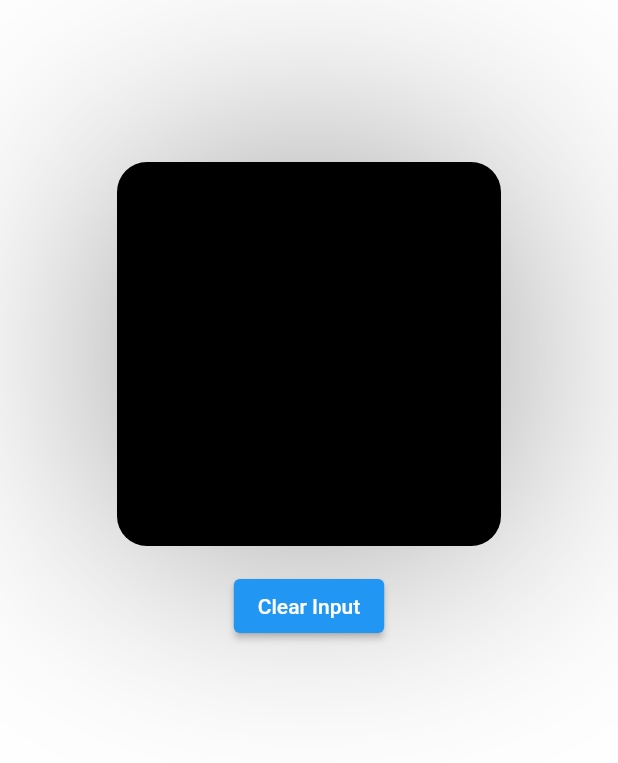
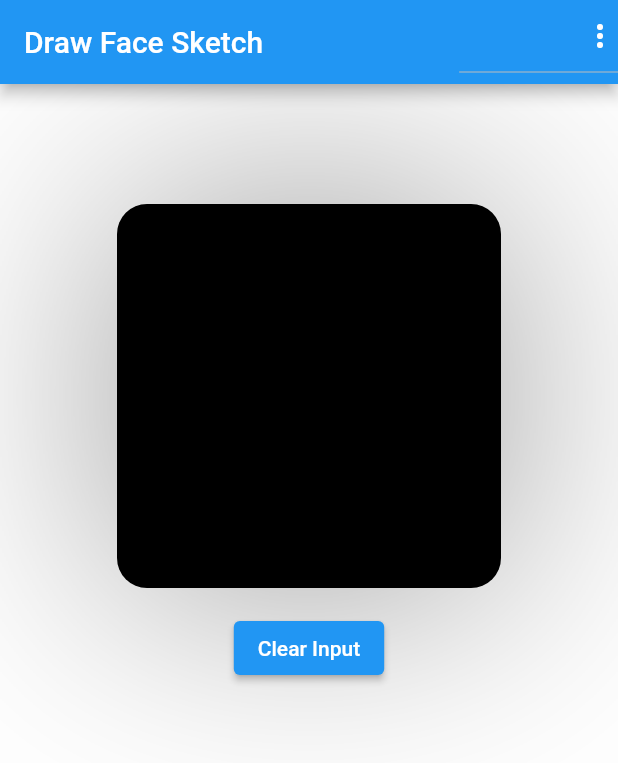
Before and after one commit to offfahad/human-face-sketch-to-real, a Flutter app: the Home screen opened directly, on a phone screen of 412 x 824 dp. Shown: the top 763 px of the screen. Run offline on Flutter 3.47's test engine with Material 2 defaults, Android fonts, the light colour scheme and no system bars; our stand-ins replace cloud_firestore, firebase_auth, splashscreen; accounts and stored records are empty.

Commit message:
logout-done

```diff
--- a/Frontend/fyp_face_generator/lib/main.dart
+++ b/Frontend/fyp_face_generator/lib/main.dart
@@ -1,6 +1,6 @@
 import 'package:flutter/material.dart';
 import 'screens/splashscreen.dart';
-
+import '';
 
 void main() {
   runApp(MyApp());
--- a/Frontend/fyp_face_generator/lib/screens/home.dart
+++ b/Frontend/fyp_face_generator/lib/screens/home.dart
@@ -4,6 +4,7 @@ import 'package:flutter/material.dart';
 import 'package:fyp_face_generator/models/drawingarea.dart';
 import 'package:http/http.dart' as http;
 import 'dart:ui' as ui;
+import 'package:firebase_auth/firebase_auth.dart';
 
 class Home extends StatefulWidget {
   @override
@@ -78,6 +79,36 @@ class _HomeState extends State<Home> {
   @override
   Widget build(BuildContext context) {
     return Scaffold(
+        appBar: AppBar(
+          title: Text('Draw Face Sketch'),
+          actions: [
+            DropdownButton(
+              icon: Icon(
+                Icons.more_vert,
+                color: Theme.of(context).primaryIconTheme.color,
+              ),
+              items: [
+                DropdownMenuItem(
+                  child: Container(
+                    child: Row(
+                      children: <Widget>[
+                        Icon(Icons.exit_to_app),
+                        SizedBox(width: 8),
+                        Text('Logout'),
+                      ],
+                    ),
+                  ),
+                  value: 'logout',
+                )
+              ],
+              onChanged: (itemIdentifier){
+                if(itemIdentifier == 'logout'){
+                  FirebaseAuth.instance.signOut();
+                }
+              },
+            ),
+          ],
+        ),
         body: Stack(
           children: [
             Container(
```
Also changed, not shown: Frontend/fyp_face_generator/lib/screens/splashscreen.dart (+10 -1 lines). Lines whose indentation alone changed are shown as unchanged.
